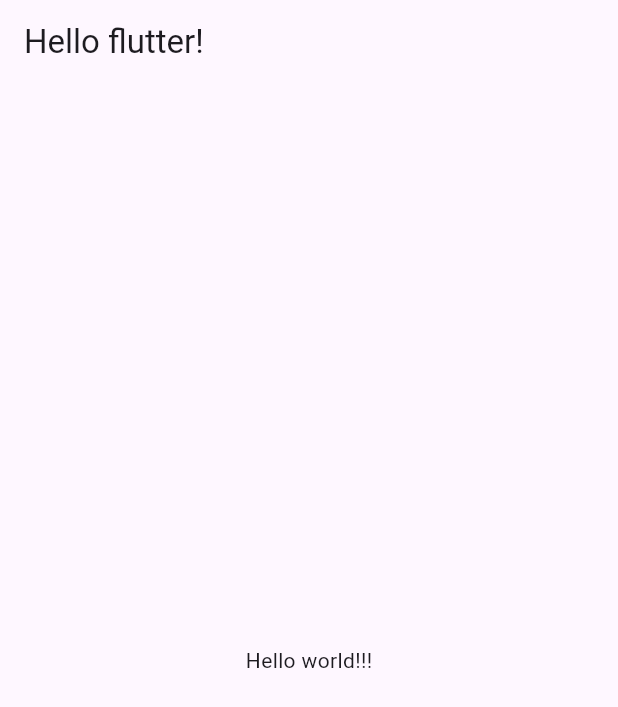
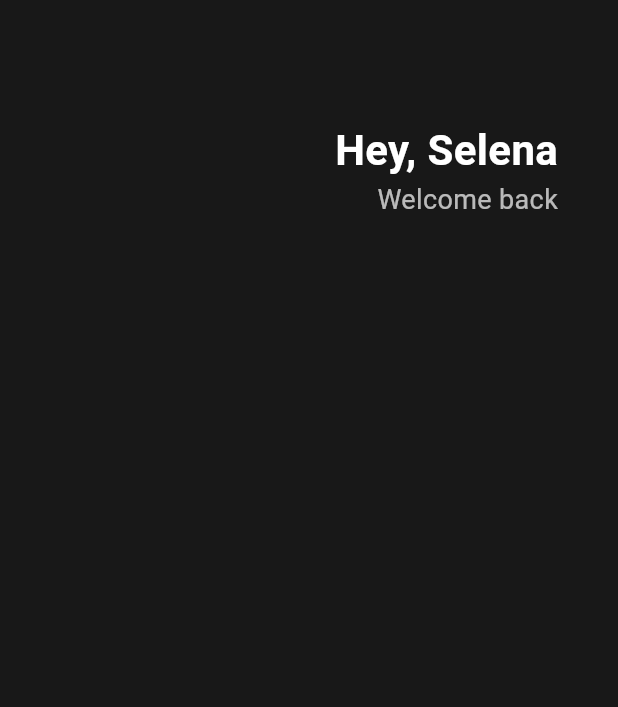
Before and after one commit to duckbill413/dart_flutter, a Flutter app: the screen it shows after launch, on a phone screen of 412 x 824 dp. Shown: the top 707 px of the screen. Run offline on Flutter 3.47's test engine with Material 3 defaults, Android fonts, the phone set to English and light mode, and no system bars.

Commit message:
hello flutter

```diff
--- a/toonflix/lib/main.dart
+++ b/toonflix/lib/main.dart
@@ -20,14 +20,44 @@
   Widget build(BuildContext context) {
     // widget에는 material: goolge과 cupertino: ios type이 있다.
     return MaterialApp(
-      home: Scaffold(
-        appBar: AppBar(
-          title: Text('Hello flutter!'),
-        ),
-        body: Center(
-          child: Text('Hello world!!!'),
-        ),
-      ),
-    );
+        home: Scaffold(
+      backgroundColor: Color(0xFF181818),
+      body: Padding(
+          padding: EdgeInsets.symmetric(
+            horizontal: 40,
+          ),
+          child: Column(
+            children: [
+              SizedBox(
+                height: 80,
+              ),
+              Row(
+                mainAxisAlignment: MainAxisAlignment.end,
+                children: [
+                  Column(
+                    crossAxisAlignment: CrossAxisAlignment.end,
+                    children: [
+                      Text(
+                        'Hey, Selena',
+                        style: TextStyle(
+                          color: Colors.white,
+                          fontSize: 28,
+                          fontWeight: FontWeight.w700,
+                        ),
+                      ),
+                      Text(
+                        'Welcome back',
+                        style: TextStyle(
+                          color: Colors.white.withOpacity(0.7),
+                          fontSize: 18,
+                        ),
+                      ),
+                    ],
+                  )
+                ],
+              )
+            ],
+          )),
+    ));
   }
 }
```
Also changed, not shown: 1 other file.
